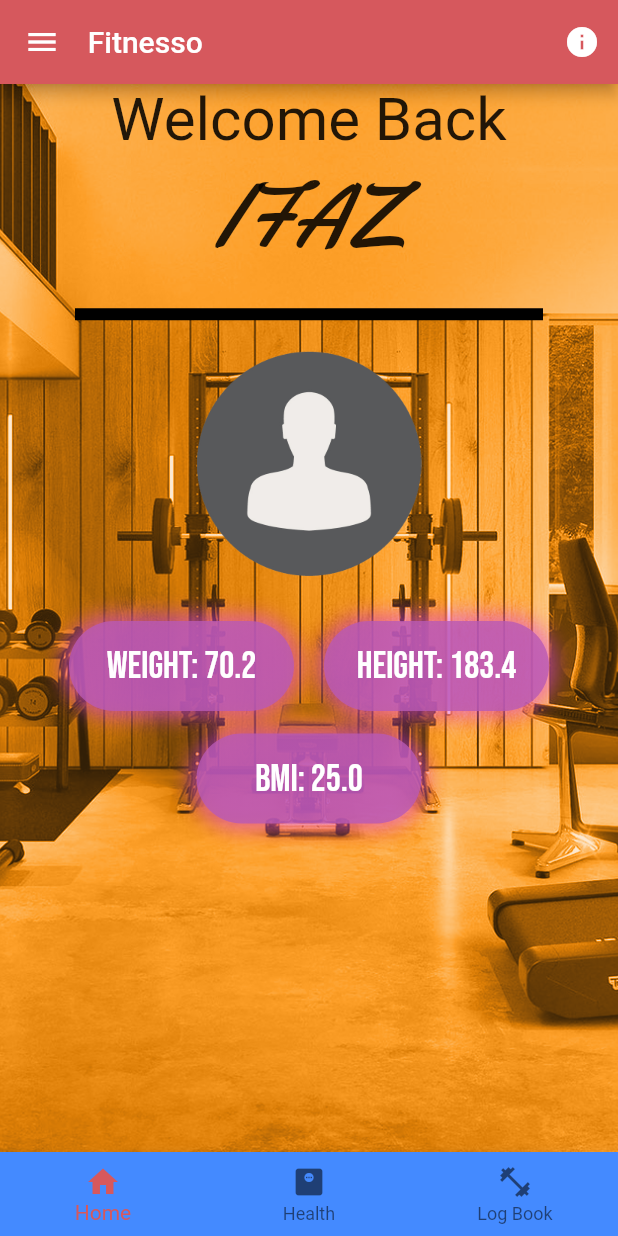
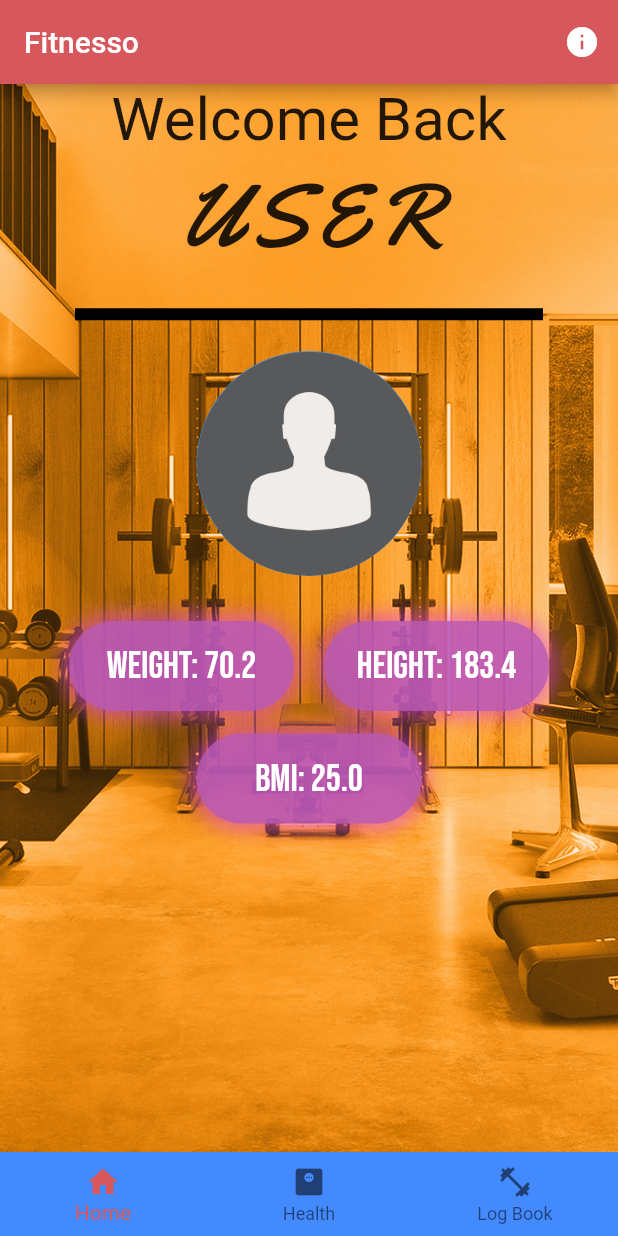
Before and after one commit to amir-saman/Fitnesso, a Flutter app: the screen it shows after launch, after a tap on the "info" icon, on a phone screen of 412 x 824 dp. Run offline on Flutter 3.47's test engine with Material 2 defaults, Android fonts, the light colour scheme and no system bars.

Commit message:
- set logo as app icon - added floating action button to log book tab - Appbar is now page specific (made a new scaffold in each page and removed the global scaffold contents except for the swatch) - removed drawer from the appbar

```diff
--- /dev/null
+++ b/lib/homepage.dart
@@ -0,0 +1,80 @@
+import 'dart:ui';
+
+import 'package:fitnesso/homeWidgets.dart';
+import 'package:flutter/cupertino.dart';
+import 'package:flutter/material.dart';
+
+class HomePage extends StatelessWidget {
+  @override
+  Widget build(BuildContext context) {
+    return Scaffold(
+      appBar: AppBar(
+        title: Text("Fitnesso"),
+        actions: <Widget>[
+          IconButton(
+            icon: const Icon(
+              Icons.info,
+              color: Colors.white,
+            ),
+            onPressed: () {
+              //TODO
+            },
+          )
+        ],
+      ),
+      body: SafeArea(
+        child: Container(
+          alignment: Alignment.center,
+          decoration: const BoxDecoration(
+            image: DecorationImage(
+              image: AssetImage('assets/images/homepage/background.jpg'),
+              opacity: 0.8,
+              colorFilter: ColorFilter.mode(Color(0xFFf4961f), BlendMode.color),
+              fit: BoxFit.cover,
+            ),
+          ),
+          child: Column(
+            children: [
+              const Text("Welcome Back", style: TextStyle(fontSize: 40)),
+              const Text(
+                "USER",
+                style: TextStyle(
+                    fontSize: 60, fontFamily: 'Yellowtail', letterSpacing: 3),
+              ),
+              const Divider(
+                  height: 49,
+                  thickness: 8,
+                  indent: 50,
+                  endIndent: 50,
+                  color: Colors.black),
+              const CircleAvatar(
+                radius: 75,
+                backgroundImage: AssetImage(
+                    'assets/images/homepage/default_profile_picture.png'),
+              ),
+              Column(
+                children: <Widget>[
+                  const SizedBox(height: 30),
+                  Wrap(
+                    // ROW 1
+                    spacing: 20,
+                    children: <Widget>[
+                      statBoxes("Weight", 70.2),
+                      statBoxes("Height", 183.4),
+                    ],
+                  ),
+                  const SizedBox(height: 15),
+                  Wrap(
+                    children: [
+                      statBoxes("BMI", 25.0),
+                    ],
+                  )
+                ],
+              ),
+            ],
+          ),
+        ),
+      ),
+    );
+  }
+}
--- /dev/null
+++ b/lib/logBookPage.dart
@@ -0,0 +1,24 @@
+import 'package:flutter/cupertino.dart';
+import 'package:flutter/material.dart';
+
+class LogBookPage extends StatelessWidget {
+  const LogBookPage({Key? key}) : super(key: key);
+
+  @override
+  Widget build(BuildContext context) {
+    return Scaffold(
+      appBar: AppBar(
+        title: const Text("Log Book"),
+      ),
+      floatingActionButton: FloatingActionButton(
+        onPressed: () {
+          // Add your onPressed code here!
+        },
+        backgroundColor: Colors.blueAccent,
+        child: const Icon(
+          Icons.add,
+        ),
+      ),
+    );
+  }
+}
--- a/lib/main.dart
+++ b/lib/main.dart
@@ -2,67 +2,63 @@ import 'dart:ui';
 
 import 'package:flutter/material.dart';
 
-import 'homeWidgets.dart';
+import 'homepage.dart';
+import 'logBookPage.dart';
 
 void main() {
-  runApp(const MyApp());
+  runApp(
+    MaterialApp(
+      home: MyApp(),
+    ),
+  );
 }
 
 Map<int, Color> color = {
-  50: Color.fromRGBO(51, 153, 255, .1),
-  100: Color.fromRGBO(51, 153, 255, .2),
-  200: Color.fromRGBO(51, 153, 255, .3),
-  300: Color.fromRGBO(51, 153, 255, .4),
-  400: Color.fromRGBO(51, 153, 255, .5),
-  500: Color.fromRGBO(51, 153, 255, .6),
-  600: Color.fromRGBO(51, 153, 255, .7),
-  700: Color.fromRGBO(51, 153, 255, .8),
-  800: Color.fromRGBO(51, 153, 255, .9),
-  900: Color.fromRGBO(51, 153, 255, 1),
+  50: const Color.fromRGBO(51, 153, 255, .1),
+  100: const Color.fromRGBO(51, 153, 255, .2),
+  200: const Color.fromRGBO(51, 153, 255, .3),
+  300: const Color.fromRGBO(51, 153, 255, .4),
+  400: const Color.fromRGBO(51, 153, 255, .5),
+  500: const Color.fromRGBO(51, 153, 255, .6),
+  600: const Color.fromRGBO(51, 153, 255, .7),
+  700: const Color.fromRGBO(51, 153, 255, .8),
+  800: const Color.fromRGBO(51, 153, 255, .9),
+  900: const Color.fromRGBO(51, 153, 255, 1),
 };
 
-class MyApp extends StatelessWidget {
-  const MyApp({Key? key}) : super(key: key);
+class MyApp extends StatefulWidget {
+  @override
+  State<MyApp> createState() => _MyAppState();
+}
 
-  // This widget is the root of your application.
+class _MyAppState extends State<MyApp> {
+  int _selectedIndex = 0;
+  void _onItemTapped(int index) {
+    setState(() {
+      _selectedIndex = index;
+    });
+  }
+
   @override
   Widget build(BuildContext context) {
+    List<Widget> _pages = <Widget>[
+      HomePage(),
+      const Icon(
+        Icons.camera,
+        size: 150,
+      ),
+      const LogBookPage(),
+    ];
+
     return MaterialApp(
       title: 'Fitnesso App',
       theme: ThemeData(
-        //primarySwatch: MaterialColor(0xFFBC0300, color), //0xFFE73725
         primarySwatch: MaterialColor(0xFFd6585d, color),
-        //primarySwatch: Colors.cyan,
       ),
-      home: const MyHomePage(title: 'Fitnesso'),
-    );
-  }
-}
-
-class MyHomePage extends StatefulWidget {
-  const MyHomePage({Key? key, required this.title}) : super(key: key);
-  final String title;
-
-  @override
-  State<MyHomePage> createState() => _MyHomePageState();
-}
-
-class _MyHomePageState extends State<MyHomePage> {
-//  int _counter = 0; starting code
-
-  /*
-  void _incrementCounter() {
-    setState(() {
-      _counter++;
-    });
-  }
-   */ //starting code
-
-  @override
-  Widget build(BuildContext context) {
-    return Scaffold(
+      home: Scaffold(
         bottomNavigationBar: BottomNavigationBar(
-          backgroundColor: Colors.blueAccent, // maybe change colour to back or smt
+          backgroundColor:
+              Colors.blueAccent, // maybe change colour to back or smt
 
           items: const <BottomNavigationBarItem>[
             BottomNavigationBarItem(
@@ -76,68 +72,13 @@ class _MyHomePageState extends State<MyHomePage> {
                 icon: Icon(Icons.fitness_center),
                 label: 'Log Book'), //icon needs to be changed
           ],
-          //onTap: _onItemTapped,
+          currentIndex: _selectedIndex,
+          onTap: _onItemTapped,
         ),
-        drawer: const Drawer(),
-        appBar: AppBar(
-          title: Align(
-              alignment: const Alignment(-1.135, 0), child: Text(widget.title)),
-          actions: <Widget>[
-            IconButton(
-              icon: const Icon(
-                Icons.info,
-                color: Colors.white,
-              ),
-              onPressed: () {//TODO
-              },
-            )
-          ],
+        body: Center(
+          child: _pages.elementAt(_selectedIndex),
         ),
-        body: Container(
-            alignment: Alignment.center,
-            decoration: const BoxDecoration(
-                image: DecorationImage(
-              image: AssetImage('assets/images/homepage/background.jpg'),
-              opacity: 0.8,
-              colorFilter: ColorFilter.mode(Color(0xFFf4961f), BlendMode.color),
-              fit: BoxFit.cover,
-            )),
-            child: Column(
-              children: [
-                const Text("Welcome Back", style: TextStyle(fontSize: 40)),
-                const Text("IFAZ",
-                    style: TextStyle(fontSize: 60, fontFamily: 'Yellowtail')),
-                const Divider(
-                    height: 49,
-                    thickness: 8,
-                    indent: 50,
-                    endIndent: 50,
-                    color: Colors.black),
-                Image.asset(
-                  'assets/images/homepage/default_profile_picture.png',
-                  width: 150,
-                  height: 150,
-                ),
-                Column(
-                  children: <Widget>[
-                    const SizedBox(height: 30),
-                    Wrap(
-                      // ROW 1
-                      spacing: 20,
-                      children: <Widget>[
-                        statBoxes("Weight", 70.2),
-                        statBoxes("Height", 183.4),
-                      ],
-                    ),
-                    const SizedBox(height: 15),
-                    Wrap(
-                      children: [
-                        statBoxes("BMI", 25),
-                      ],
-                    )
-                  ],
-                )
-              ],
-            )));
+      ),
+    );
   }
 }
```
Also changed, not shown: lib/healthPage.dart (added), 52 other files.
